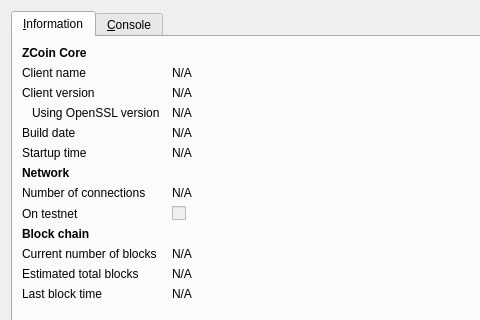
The window that src/qt/forms/rpcconsole.ui (firoorg/firo) describes before a commit, drawn with Qt 5; both pictures show x 0 to 480 and y 0 to 320 of the 740 by 491 pixel window.
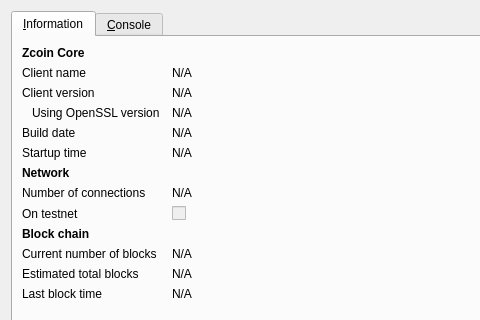
The same window after the commit. Icons and pictures are not drawn.

Patch:
```diff
--- a/src/qt/forms/rpcconsole.ui
+++ b/src/qt/forms/rpcconsole.ui
@@ -36,7 +36,7 @@
           </font>
          </property>
          <property name="text">
-          <string>ZCoin Core</string>
+          <string>Zcoin Core</string>
          </property>
         </widget>
        </item>
```
Left out of the diff: 2 changed lines with no effect on the pictures.
